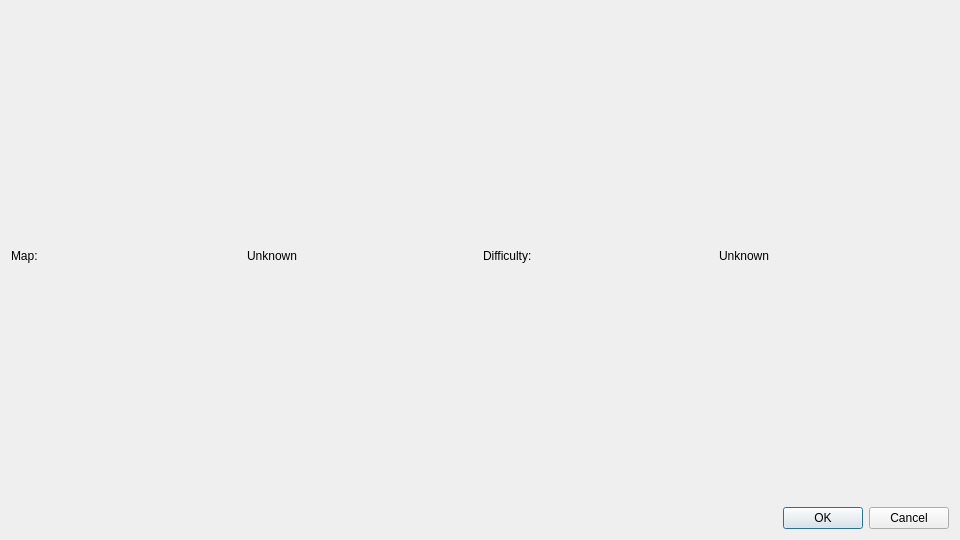
ibicdlcod/GuoMuoRuoProject, file FleetMemories/ClientGUI/ui/sortie/confirmsortie.ui: the form before one commit.
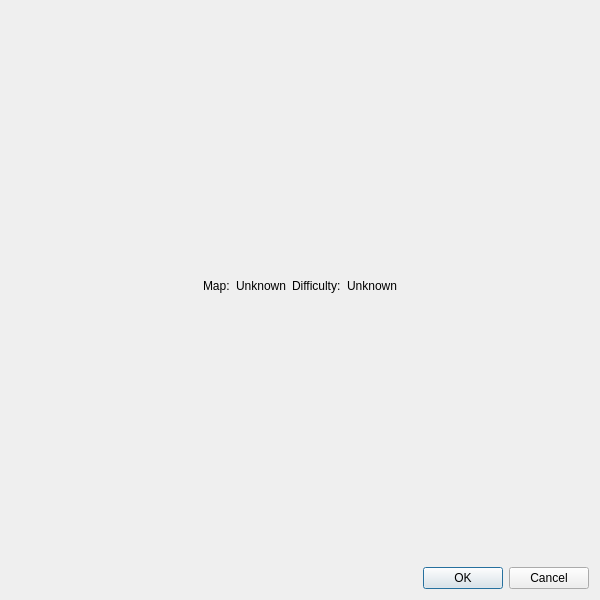
The form after the commit.

```diff
--- a/FleetMemories/ClientGUI/ui/sortie/confirmsortie.ui
+++ b/FleetMemories/ClientGUI/ui/sortie/confirmsortie.ui
@@ -6,8 +6,8 @@
    <rect>
     <x>0</x>
     <y>0</y>
-    <width>960</width>
-    <height>540</height>
+    <width>600</width>
+    <height>600</height>
    </rect>
   </property>
   <property name="windowTitle">
@@ -15,7 +15,20 @@
   </property>
   <layout class="QVBoxLayout" name="verticalLayout_3">
    <item>
-    <layout class="QHBoxLayout" name="horizontalLayout" stretch="0,0,0,0">
+    <layout class="QHBoxLayout" name="horizontalLayout" stretch="0,0,0,0,0,0">
+     <item>
+      <spacer name="horizontalSpacer">
+       <property name="orientation">
+        <enum>Qt::Horizontal</enum>
+       </property>
+       <property name="sizeHint" stdset="0">
+        <size>
+         <width>40</width>
+         <height>20</height>
+        </size>
+       </property>
+      </spacer>
+     </item>
      <item>
       <widget class="QLabel" name="mapLabel">
        <property name="text">
@@ -50,6 +63,19 @@
        </property>
       </widget>
      </item>
+     <item>
+      <spacer name="horizontalSpacer_2">
+       <property name="orientation">
+        <enum>Qt::Horizontal</enum>
+       </property>
+       <property name="sizeHint" stdset="0">
+        <size>
+         <width>40</width>
+         <height>20</height>
+        </size>
+       </property>
+      </spacer>
+     </item>
     </layout>
    </item>
    <item>
```
